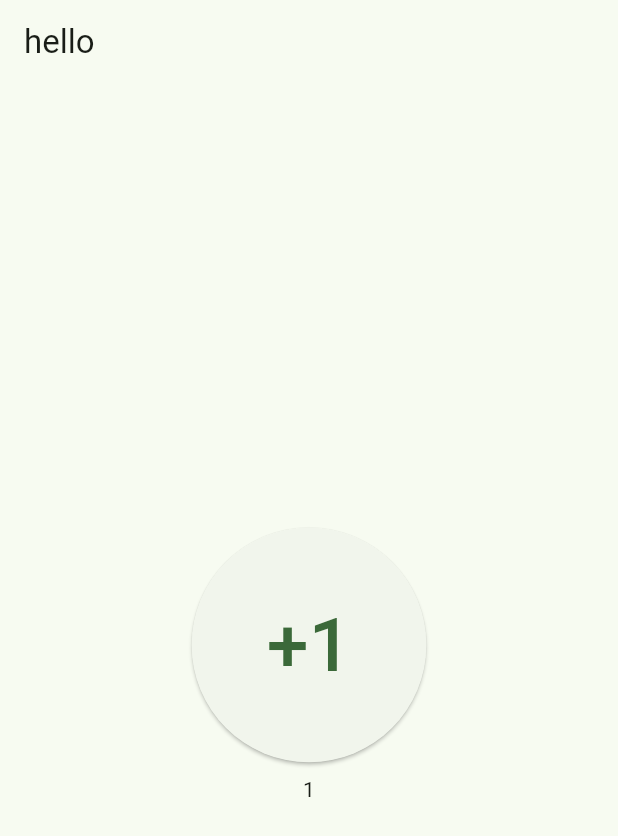
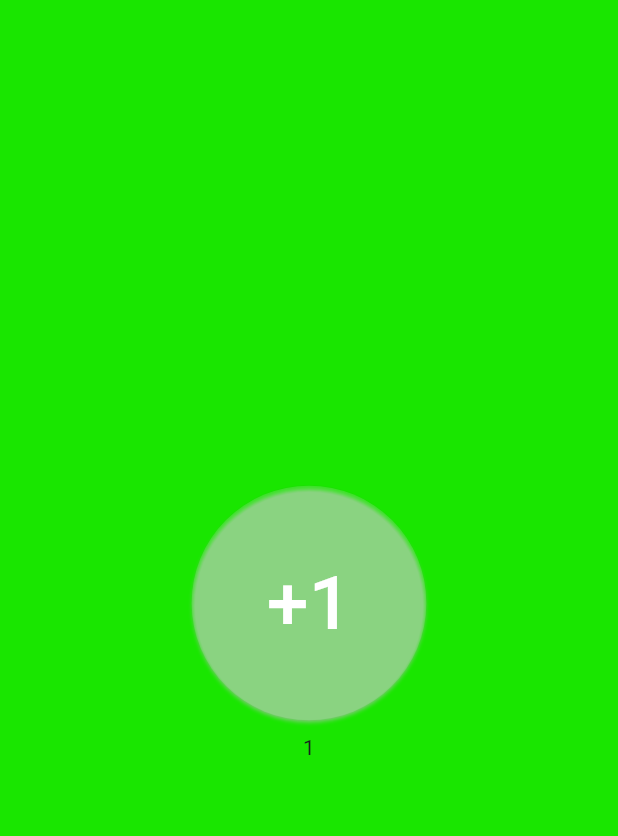
Before and after one commit to elliotWinn/DrinkingTracker, a Flutter app: the screen it shows after launch, after a tap on "+1", on a phone screen of 412 x 824 dp. Shown: the top 836 px of the screen. Run offline on Flutter 3.47's test engine with Material 3 defaults, Android fonts, the phone set to English and light mode, and no system bars.

Commit message:
basic colour changing code

```diff
--- a/lib/main.dart
+++ b/lib/main.dart
@@ -7,24 +7,20 @@ void main() {
 class MyApp extends StatelessWidget {
   const MyApp({super.key});
 
-  // This widget is the root of your application.
   @override
   Widget build(BuildContext context) {
-    return MaterialApp(
+    return MaterialApp (
       title: 'Flutter Demo',
       theme: ThemeData(
-        colorScheme: ColorScheme.fromSeed(seedColor: Colors.green),
+        colorScheme: ColorScheme.fromSeed(seedColor: Colors.lightBlue),
         useMaterial3: true,
       ),
-      home: const HomePage(
-        key: Key("homepage"),
-      ),
+      home: const HomePage(key: Key("homepage"))
     );
   }
 }
 
 class HomePage extends StatefulWidget {
-
   const HomePage({super.key});
 
   @override
@@ -32,29 +28,65 @@ class HomePage extends StatefulWidget {
 }
 
 class _HomePageState extends State<HomePage> {
-  int _drinks = 0;
+  int numDrinks = 0;
+  final int _maxDrinks = 10;
+  int get gain => 255~/_maxDrinks;
+  int get red {
+    if (numDrinks*gain > 255) {return 255;}
+    else {return numDrinks*gain;}
+  }
+  int get green {
+    if (numDrinks*gain > 255) {return 0;}
+    else {return 255-numDrinks*gain;}
+  }
+  Color get backgroundColour => Color.fromRGBO(red, green, 0, 1);
 
   void addDrink() {
     setState(() {
-      _drinks++;
+      numDrinks++;
     });
   }
 
   @override
   Widget build(BuildContext context) {
     return Scaffold (
-      appBar: AppBar(title: const Text("hello"),),
+      // appBar: AppBar(title: const Text("hello"),),
+      backgroundColor: backgroundColour,
       body: Column(
         mainAxisAlignment: MainAxisAlignment.center,
         crossAxisAlignment: CrossAxisAlignment.center,
         children: [
           CentreOnPage(CircularButton(50, addDrink, "+1")),
-          Text(_drinks.toString()),
+          Text(numDrinks.toString()),
         ],
       )
     );
   }
 }
+
+// class Data extends ChangeNotifier {
+//   int numDrinks = 0;
+//   final int _maxDrinks = 10;
+//
+//   int get gain => 255~/_maxDrinks;
+//
+//   int get red {
+//     if (numDrinks*gain > 255) {return 255;}
+//     else {return numDrinks*gain;}
+//   }
+//
+//   int get green {
+//     if (numDrinks*gain > 255) {return 0;}
+//     else {return 255-numDrinks*gain;}
+//   }
+//
+//   Color get backgroundColour => Color.fromRGBO(red, green, 0, 1);
+//
+//   void addDrink() {
+//     numDrinks++;
+//     notifyListeners();
+//   }
+// }
 
 class CentreOnPage extends StatelessWidget {
   final Widget widget;
@@ -76,14 +108,19 @@ class CircularButton extends StatelessWidget {
   final VoidCallback onPressed;
   final String text;
 
+
   const CircularButton(this.radius, this.onPressed, this.text, {super.key});
 
   @override
   Widget build(BuildContext context) {
     return ElevatedButton(
       style: ElevatedButton.styleFrom(
-          shape: const CircleBorder(),
-          padding: EdgeInsets.all(radius)
+        shape: const CircleBorder(),
+        padding: EdgeInsets.all(radius),
+        backgroundColor: const Color.fromRGBO(255, 255, 255, 0.1),
+        foregroundColor: const Color.fromRGBO(255, 255, 255, 1),
+        shadowColor: const Color.fromRGBO(255, 255, 255, 1),
+        surfaceTintColor: const Color.fromRGBO(255, 255, 255, 1),
       ),
       onPressed: onPressed,
       child: Text(
--- a/pubspec.yaml
+++ b/pubspec.yaml
@@ -35,6 +35,7 @@ dependencies:
   # The following adds the Cupertino Icons font to your application.
   # Use with the CupertinoIcons class for iOS style icons.
   cupertino_icons: ^1.0.2
+  provider: ^6.1.1
 
 dev_dependencies:
   flutter_test:
@@ -45,7 +46,7 @@ dev_dependencies:
   # activated in the `analysis_options.yaml` file located at the root of your
   # package. See that file for information about deactivating specific lint
   # rules and activating additional ones.
-  flutter_lints: ^2.0.0
+  flutter_lints: ^3.0.1
 
 # For information on the generic Dart part of this file, see the
 # following page: https://dart.dev/tools/pub/pubspec
```
Also changed, not shown: pubspec.lock.
